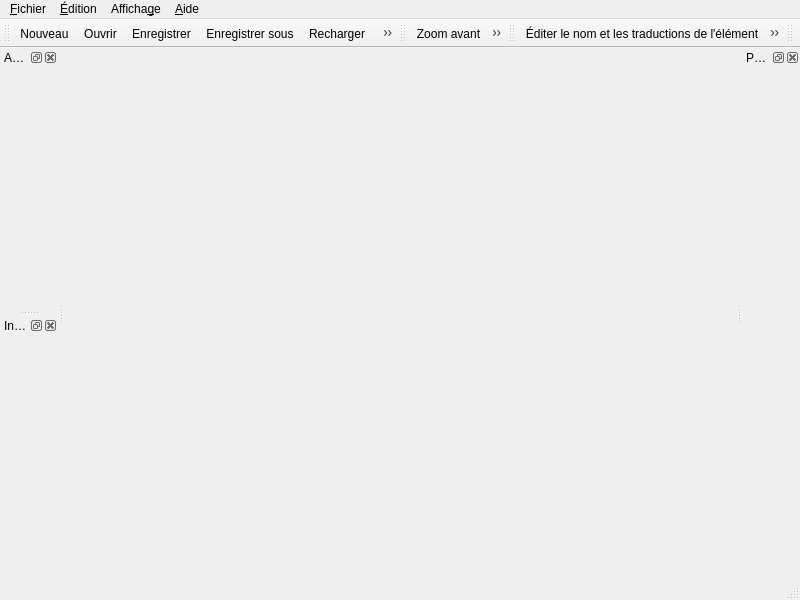
Qt form sources/editor/ui/qetelementeditor.ui (qelectrotech/qelectrotech-source-mirror) before a commit.
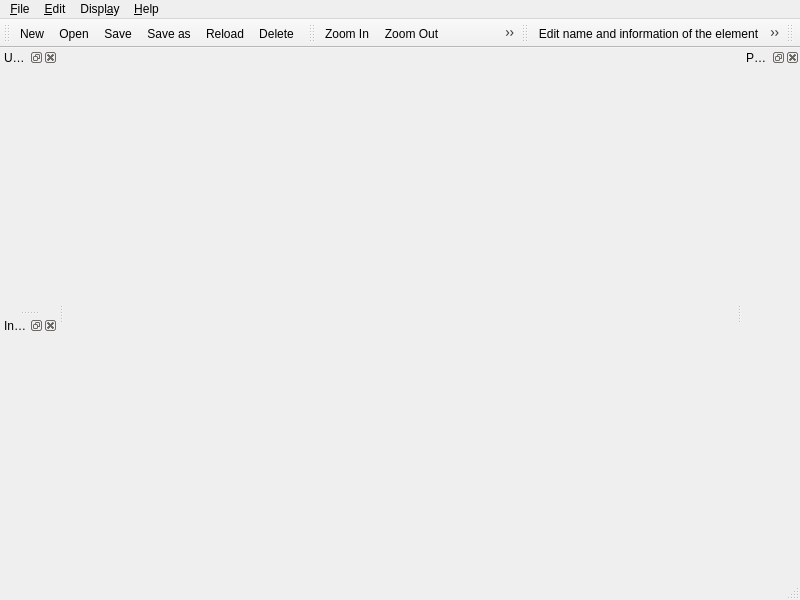
The same form after that commit. Icons and pictures are not drawn.

```diff
--- a/sources/editor/ui/qetelementeditor.ui
+++ b/sources/editor/ui/qetelementeditor.ui
@@ -29,7 +29,7 @@
    </property>
    <widget class="QMenu" name="m_file_menu">
     <property name="title">
-     <string>&amp;Fichier</string>
+     <string>&amp;File</string>
     </property>
     <addaction name="m_new_action"/>
     <addaction name="m_open_action"/>
@@ -47,7 +47,7 @@
    </widget>
    <widget class="QMenu" name="m_edit_menu">
     <property name="title">
-     <string>&amp;Édition</string>
+     <string>&amp;Edit</string>
     </property>
     <widget class="QMenu" name="m_paste_from_menu">
      <property name="title">
@@ -82,7 +82,7 @@
    </widget>
    <widget class="QMenu" name="m_display_menu">
     <property name="title">
-     <string>Afficha&amp;ge</string>
+     <string>Displ&amp;ay</string>
     </property>
     <addaction name="m_zoom_in_action"/>
     <addaction name="m_zoom_out_action"/>
@@ -92,7 +92,7 @@
    </widget>
    <widget class="QMenu" name="menu_Aide">
     <property name="title">
-     <string>&amp;Aide</string>
+     <string>&amp;Help</string>
     </property>
     <addaction name="separator"/>
     <addaction name="m_online_manual"/>
@@ -111,7 +111,7 @@
     <set>Qt::LeftDockWidgetArea|Qt::RightDockWidgetArea</set>
    </property>
    <property name="windowTitle">
-    <string>Annulations</string>
+    <string>Undo</string>
    </property>
    <attribute name="dockWidgetArea">
     <number>1</number>
@@ -211,7 +211,7 @@
     <iconset theme="document-new"/>
    </property>
    <property name="text">
-    <string>&amp;Nouveau</string>
+    <string>&amp;New</string>
    </property>
   </action>
   <action name="m_open_action">
@@ -219,7 +219,7 @@
     <iconset theme="folder-open"/>
    </property>
    <property name="text">
-    <string>&amp;Ouvrir</string>
+    <string>&amp;Open</string>
    </property>
   </action>
   <action name="m_open_from_file_action">
@@ -235,7 +235,7 @@
     <iconset theme="document-save"/>
    </property>
    <property name="text">
-    <string>&amp;Enregistrer</string>
+    <string>&amp;Save</string>
    </property>
   </action>
   <action name="m_save_as_action">
@@ -243,7 +243,7 @@
     <iconset theme="document-save-as"/>
    </property>
    <property name="text">
-    <string>Enregistrer sous</string>
+    <string>Save as</string>
    </property>
   </action>
   <action name="m_save_as_file_action">
@@ -267,7 +267,7 @@
     <iconset theme="view-refresh"/>
    </property>
    <property name="text">
-    <string>Recharger</string>
+    <string>Reload</string>
    </property>
   </action>
   <action name="m_quit_action">
@@ -350,7 +350,7 @@
     <iconset theme="edit-delete"/>
    </property>
    <property name="text">
-    <string>&amp;Supprimer</string>
+    <string>&amp;Delete</string>
    </property>
   </action>
   <action name="m_edit_names_action">
@@ -358,7 +358,7 @@
     <iconset theme="names"/>
    </property>
    <property name="text">
-    <string>Éditer le nom et les traductions de l'élément</string>
+    <string>Edit name and information of the element</string>
    </property>
   </action>
   <action name="m_edit_author_action">
@@ -374,7 +374,7 @@
     <iconset theme="element-edit"/>
    </property>
    <property name="text">
-    <string>Éditer les propriétés de l'élément</string>
+    <string>Edit element properties</string>
    </property>
   </action>
   <action name="m_zoom_in_action">
@@ -382,7 +382,7 @@
     <iconset theme="zoom-in"/>
    </property>
    <property name="text">
-    <string>Zoom avant</string>
+    <string>Zoom In</string>
    </property>
   </action>
   <action name="m_zoom_out_action">
@@ -390,7 +390,7 @@
     <iconset theme="zoom-out"/>
    </property>
    <property name="text">
-    <string>Zoom arrière</string>
+    <string>Zoom Out</string>
    </property>
   </action>
   <action name="m_zoom_fit_best_action">
@@ -398,7 +398,7 @@
     <iconset theme="zoom-fit-best"/>
    </property>
    <property name="text">
-    <string>Zoom adapté</string>
+    <string>Fit in view</string>
    </property>
   </action>
   <action name="m_zoom_original_action">
@@ -406,7 +406,7 @@
     <iconset theme="zoom-original"/>
    </property>
    <property name="text">
-    <string>Pas de zoom</string>
+    <string>Reset zoom</string>
    </property>
   </action>
   <action name="m_about_qet_action">
```
Left out of the diff: 68 changed lines with no effect on the pictures.
